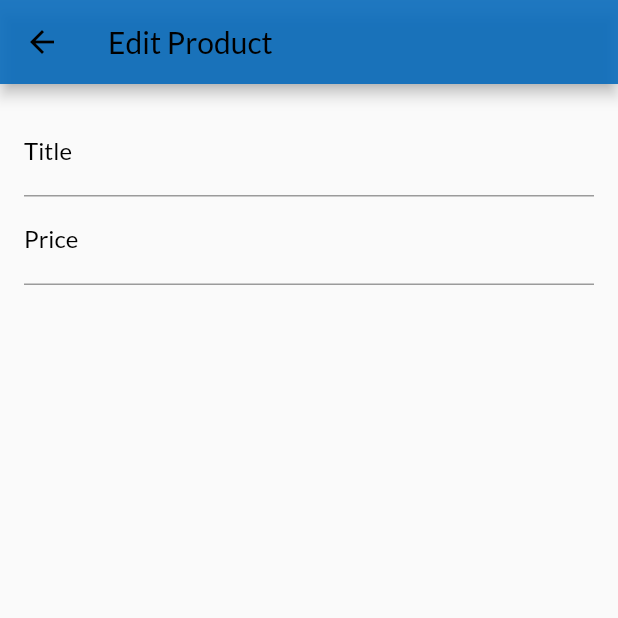
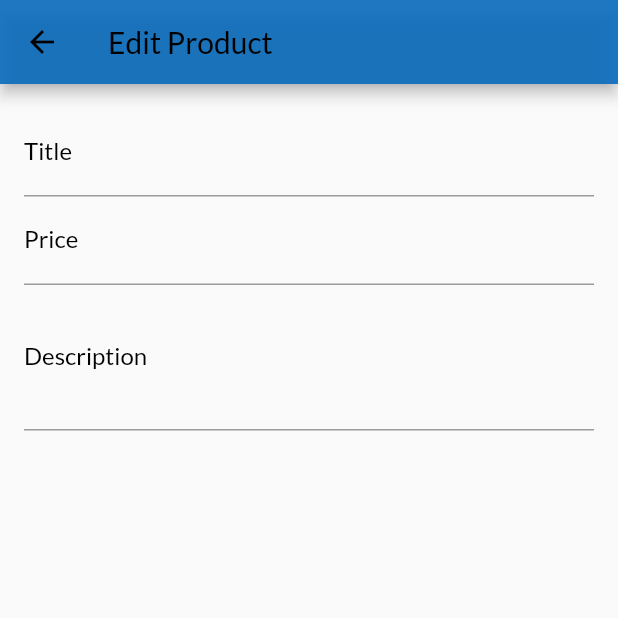
Before and after one commit to kartikpachori/ShopApp, a Flutter app: the EditProductScreen screen opened by its route, on a phone screen of 412 x 824 dp, the top half of it. Run offline on Flutter 3.47's test engine with Material 2 defaults, Android fonts, the phone set to English and light mode, and no system bars; network calls fail.

Commit message:
010 Multiline Inputs _ Disposing Objects

```diff
--- a/lib/screens/edit_product_screen.dart
+++ b/lib/screens/edit_product_screen.dart
@@ -10,6 +10,14 @@ class EditProductScreen extends StatefulWidget {
 
 class _EditProductScreenState extends State<EditProductScreen> {
   final _priceFocusNode = FocusNode();
+  final _descriptionFocusNode = FocusNode();
+
+  @override
+  void dispose() {
+    _priceFocusNode.dispose();
+    _descriptionFocusNode.dispose();
+    super.dispose();
+  }
 
   @override
   Widget build(BuildContext context) {
@@ -35,15 +43,28 @@ class _EditProductScreenState extends State<EditProductScreen> {
                 },
               ),
               TextFormField(
+                  decoration: InputDecoration(
+                    labelText: 'Price',
+                    labelStyle: TextStyle(
+                      color: Colors.black,
+                    ),
+                  ),
+                  textInputAction: TextInputAction.next,
+                  keyboardType: TextInputType.number,
+                  focusNode: _priceFocusNode,
+                  onFieldSubmitted: (_) {
+                    FocusScope.of(context).requestFocus(_descriptionFocusNode);
+                  }),
+              TextFormField(
                 decoration: InputDecoration(
-                  labelText: 'Price',
+                  labelText: 'Description',
                   labelStyle: TextStyle(
                     color: Colors.black,
                   ),
                 ),
-                textInputAction: TextInputAction.next,
-                keyboardType: TextInputType.number,
-                focusNode: _priceFocusNode,
+                maxLines: 3,
+                keyboardType: TextInputType.multiline,
+                focusNode: _descriptionFocusNode,
               ),
             ],
           ),
```
